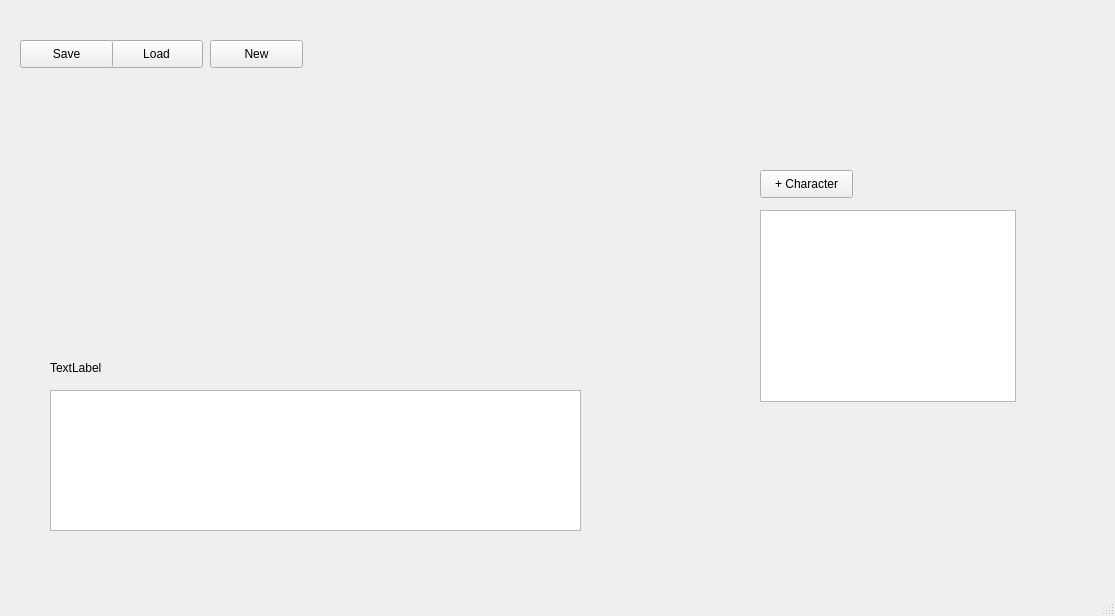
Before: the Qt Designer form mainwindow.ui in Zo-Bro/story_arc_grapher, drawn with Qt 5.
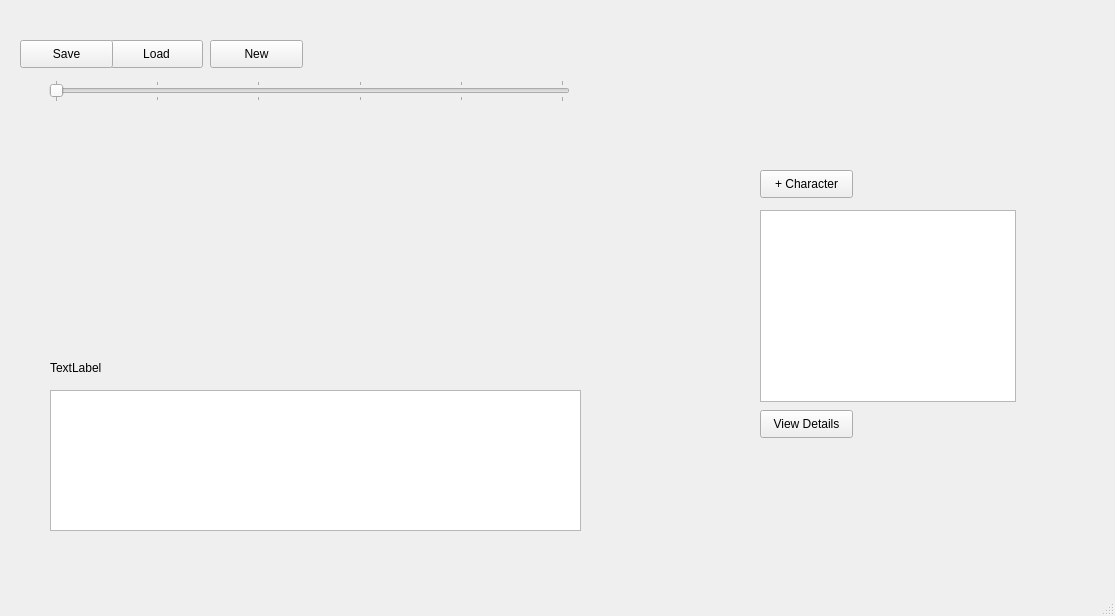
After: the same form once the commit is applied. Custom widgets are drawn as their Qt base class.

Commit message: Worked on character UI. Added an "edit char window" and am trying to keep the MVC system clean. Getting a little hairy. I need to focus on using get_data() from the model and set_data in the model. Maybe there is a better way I can do that.

```diff
--- a/mainwindow.ui
+++ b/mainwindow.ui
@@ -119,6 +119,44 @@
      <string>+ Character</string>
     </property>
    </widget>
+   <widget class="QPushButton" name="charDetailsBtn">
+    <property name="geometry">
+     <rect>
+      <x>760</x>
+      <y>410</y>
+      <width>93</width>
+      <height>28</height>
+     </rect>
+    </property>
+    <property name="text">
+     <string>View Details</string>
+    </property>
+   </widget>
+   <widget class="QSlider" name="plotSlider">
+    <property name="geometry">
+     <rect>
+      <x>49</x>
+      <y>80</y>
+      <width>521</width>
+      <height>22</height>
+     </rect>
+    </property>
+    <property name="maximum">
+     <number>5</number>
+    </property>
+    <property name="orientation">
+     <enum>Qt::Horizontal</enum>
+    </property>
+    <property name="invertedAppearance">
+     <bool>false</bool>
+    </property>
+    <property name="tickPosition">
+     <enum>QSlider::TicksBothSides</enum>
+    </property>
+    <property name="tickInterval">
+     <number>1</number>
+    </property>
+   </widget>
   </widget>
   <widget class="QMenuBar" name="menubar">
    <property name="geometry">
```
Left out of the diff: 4 changed lines with no effect on the pictures. The commit also changes 6 other files.
